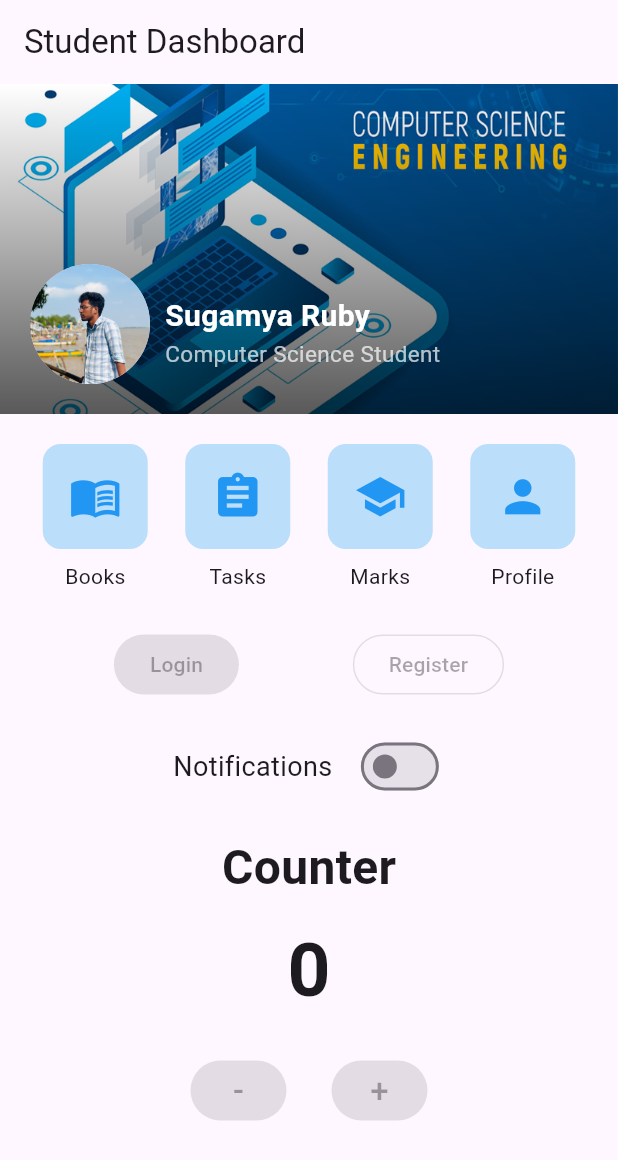
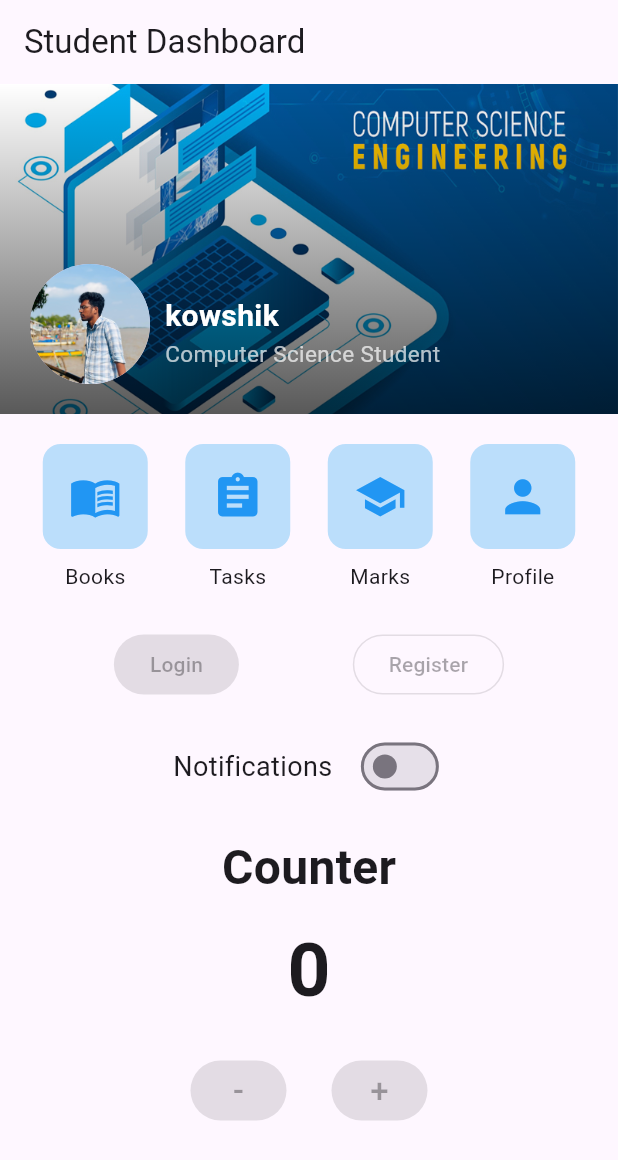
Before and after one commit to 24pa1a05j2-glitch/Flutter_1, a Flutter app: the screen it shows after launch, on a phone screen of 412 x 824 dp. Shown: the top 1160 px of the screen. Run offline on Flutter 3.47's test engine with Material 3 defaults, Android fonts, the phone set to English and light mode, and no system bars; our stand-ins replace shared_preferences.

Commit message:
Change student name from 'Sugamya Ruby' to 'kowshik'

```diff
--- a/Flutter-main/Student-Dashboard/lib/main.dart
+++ b/Flutter-main/Student-Dashboard/lib/main.dart
@@ -101,7 +101,7 @@ class _StudentDashboardState extends State<StudentDashboard> {
                     crossAxisAlignment: CrossAxisAlignment.start,
                     children: const [
                       Text(
-                        "Sugamya Ruby",
+                        "kowshik",
                         style: TextStyle(
                           color: Colors.white,
                           fontSize: 20, // Cleaned font scale for screen fitting
```
